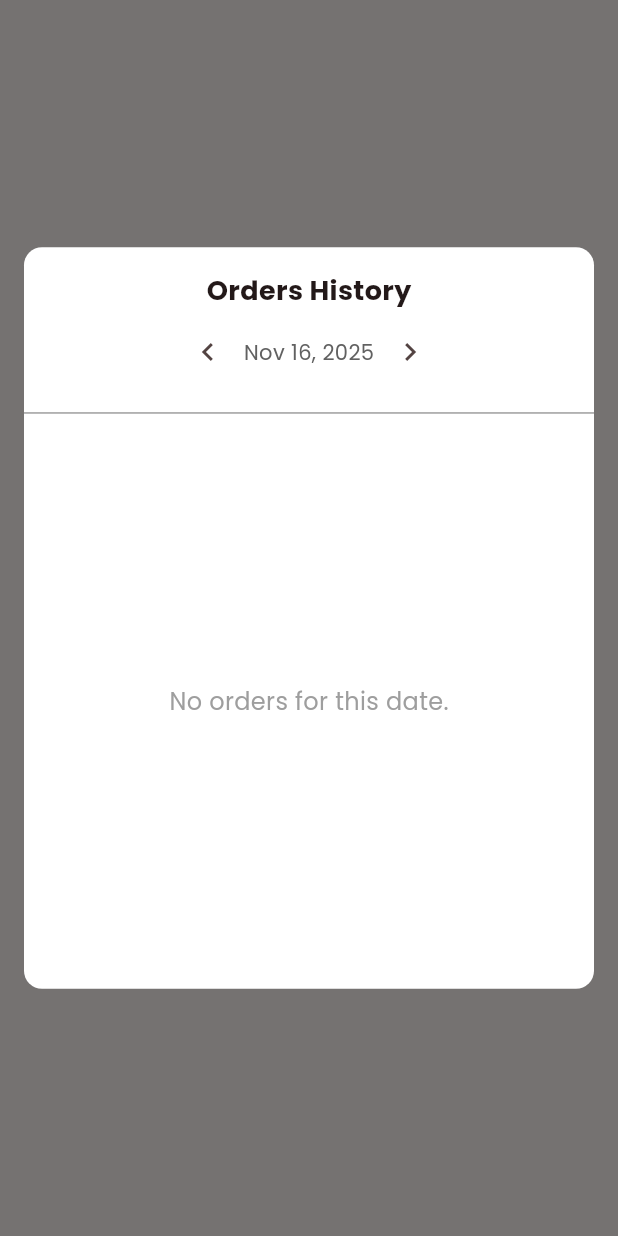
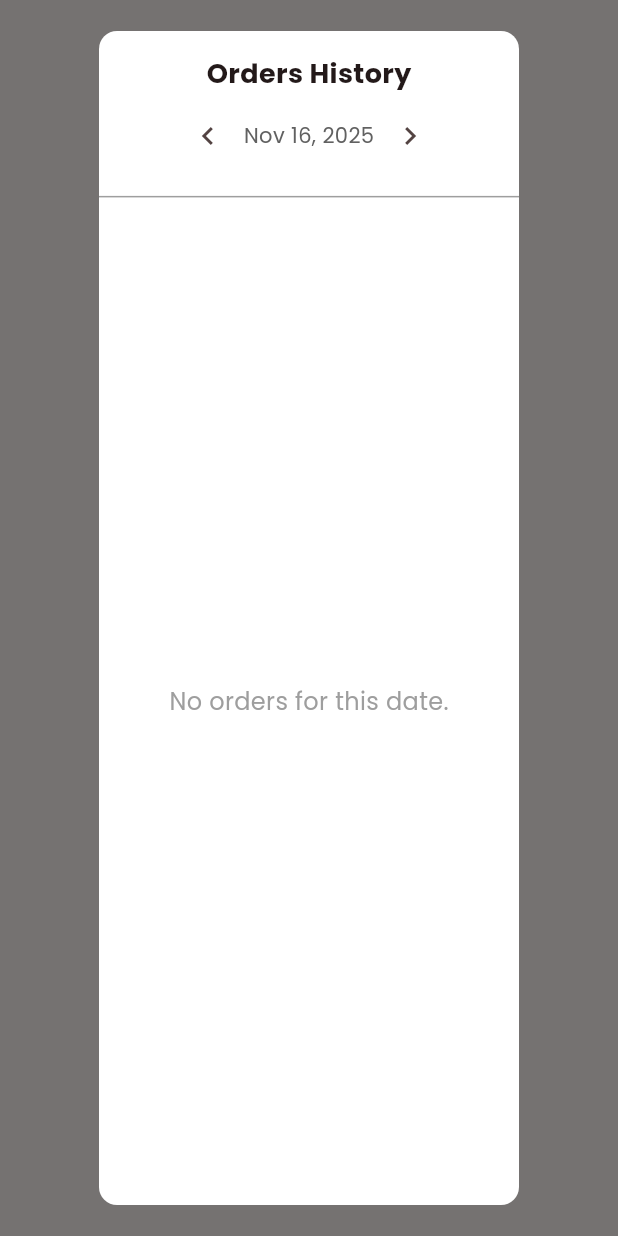
Before and after one commit to emilJimena/SoftEng-2e-, a Flutter app: what show() shows on an empty page, opened directly, on a phone screen of 412 x 824 dp. Run offline on Flutter 3.47's test engine with Material 3 defaults, Android fonts, the phone set to English and light mode, and no system bars; our stand-ins replace file_picker, google_fonts, open_filex, pdf, printing, shared_preferences and 2 more; missing offline and left inert: dart:js_interop; accounts and stored records are empty; network calls fail.

Commit message:
order show

```diff
--- a/lib/order/orders_popup.dart
+++ b/lib/order/orders_popup.dart
@@ -97,12 +97,9 @@ class OrdersPopup {
               shape: RoundedRectangleBorder(
                 borderRadius: BorderRadius.circular(12),
               ),
-              child: ConstrainedBox(
-                constraints: BoxConstraints(
-                  maxHeight: MediaQuery.of(context).size.height * 0.6,
-                  minWidth: 300,
-                  maxWidth: 500,
-                ),
+              child: SizedBox(
+                  height: MediaQuery.of(context).size.height * 0.95, // half of screen height
+                  width: MediaQuery.of(context).size.width * 0.5,
                 child: isLoading
                     ? const Center(child: CircularProgressIndicator())
                     : Column(
```
